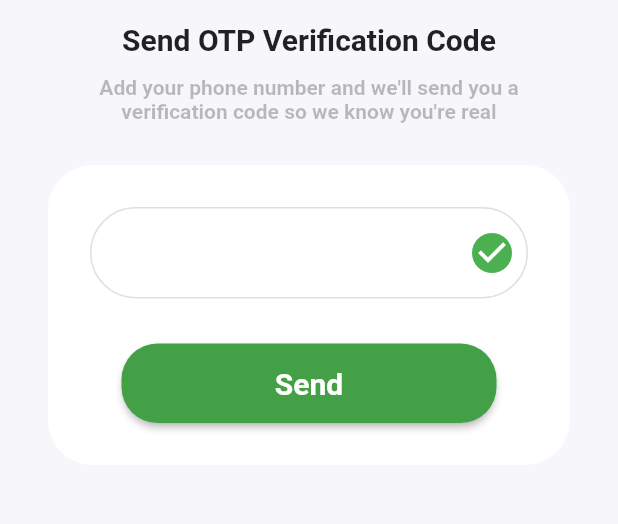
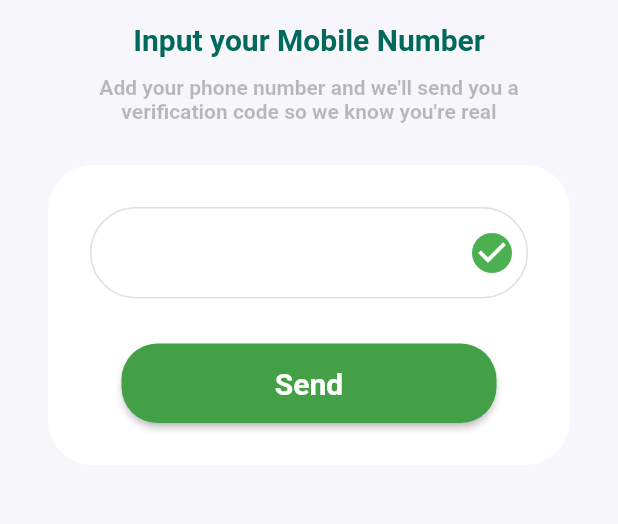
Before and after one commit to JeffreySoriano10/SHOPPING_APPLICATION, a Flutter app: the screen it shows after launch, after a tap on "Forgot Password?", on a phone screen of 412 x 824 dp, the part 501-1025 px from its top. Run offline on Flutter 3.47's test engine with Material 2 defaults, Android fonts, the phone set to English and light mode, and no system bars; our stand-ins replace curved_labeled_navigation_bar, flutter_rating_bar, rive; missing offline and left inert: clippy_flutter.

Commit message:
modified: modified:   lib/pages/Login.dart         modified:   lib/pages/OTP Verification code.dart         modified:   lib/pages/forgot password.dart

```diff
--- a/lib/pages/Login.dart
+++ b/lib/pages/Login.dart
@@ -141,39 +141,29 @@ class _LoginPageState extends State<LoginPage> {
                       ),
                     ),
                     SizedBox(height: 30),
-                    InkWell(
-                      onTap: () {
-                        Navigator.pushNamed(context, "homePage");
-                      },
-                      child: Container(
-                        alignment: Alignment.center,
-                        margin: EdgeInsets.symmetric(horizontal: 50),
-                        padding: EdgeInsets.symmetric(horizontal: 15),
-                        height: 55,
-                        width: double.infinity,
-                        decoration: BoxDecoration(
-                          gradient: LinearGradient(
-                            begin: Alignment.topLeft,
-                            end: Alignment.bottomRight,
-                            colors: [Color(0xFF004D40), Color(0xFF009658)],
+                    SizedBox(
+                      height: 53,
+                      width: 250,
+                      child: ElevatedButton(
+                        onPressed: () {
+                          Navigator.pushNamed(context, "homePage");
+                        },
+                        style: ButtonStyle(
+                            foregroundColor:
+                            MaterialStateProperty.all(Colors.white),
+                            backgroundColor: MaterialStateProperty.all(
+                                Color(0xFF00695C)),
+                            shape: MaterialStateProperty.all<
+                                RoundedRectangleBorder>(
+                                RoundedRectangleBorder(
+                                    borderRadius: BorderRadius.circular(24)))),
+                        child: Padding(
+                          padding: EdgeInsets.all(14),
+                          child: Text(
+                            "Login",
+                            style: TextStyle(
+                                fontWeight: FontWeight.bold, fontSize: 20),
                           ),
-                          color: Color(0xFF4C53A5),
-                          borderRadius: BorderRadius.circular(50),
-                          boxShadow: [
-                            BoxShadow(
-                              color: Color(0xFF4C53A5).withOpacity(1),
-                              blurRadius: 5,
-                              spreadRadius: 1,
-                            ),
-                          ],
-                        ),
-                        child: Text(
-                          "Log In",
-                          style: TextStyle(
-                              fontSize: 22,
-                              fontWeight: FontWeight.w500,
-                              color: Colors.white,
-                              letterSpacing: 1),
                         ),
                       ),
                     ),
--- a/lib/pages/OTP Verification code.dart
+++ b/lib/pages/OTP Verification code.dart
@@ -45,7 +45,7 @@ class _OtpFormState extends State<OtpForm> {
               SizedBox(height: 18),
               Text(
                 "Verification",
-                style: TextStyle(fontSize: 20, fontWeight: FontWeight.bold),
+                style: TextStyle(fontSize: 20, fontWeight: FontWeight.bold, color: Color(0xFF00695C)),
               ),
               SizedBox(height: 12),
               Text(
--- a/lib/pages/forgot password.dart
+++ b/lib/pages/forgot password.dart
@@ -44,8 +44,8 @@ class _ForgotPasswordState extends State<ForgotPassword> {
               ),
               SizedBox(height: 15),
               Text(
-                "Send OTP Verification Code",
-                style: TextStyle(fontSize: 20, fontWeight: FontWeight.bold),
+                "Input your Mobile Number",
+                style: TextStyle(fontSize: 20, fontWeight: FontWeight.bold, color: Color(0xFF00695C)),
               ),
               SizedBox(height: 12),
               Text(
```
